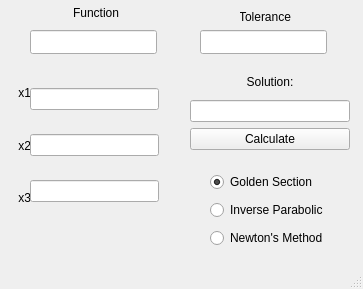
The window that linear_search.ui (MaxGiuP/General_Function_Minimiser) describes before a commit, drawn with Qt 5.
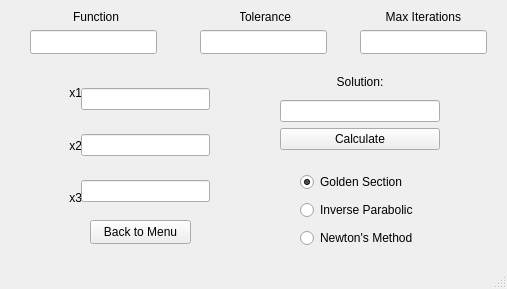
The same window after the commit.

Commit message: Added max iterations to linear search

Patch:
```diff
--- a/linear_search.ui
+++ b/linear_search.ui
@@ -6,7 +6,7 @@
    <rect>
     <x>0</x>
     <y>0</y>
-    <width>363</width>
+    <width>507</width>
     <height>289</height>
    </rect>
   </property>
@@ -30,7 +30,7 @@
       <x>70</x>
       <y>0</y>
       <width>49</width>
-      <height>25</height>
+      <height>33</height>
      </rect>
     </property>
     <property name="text">
@@ -69,7 +69,7 @@
    <widget class="QWidget" name="verticalLayoutWidget_2">
     <property name="geometry">
      <rect>
-      <x>10</x>
+      <x>61</x>
       <y>70</y>
       <width>21</width>
       <height>151</height>
@@ -120,7 +120,7 @@
    <widget class="QWidget" name="verticalLayoutWidget">
     <property name="geometry">
      <rect>
-      <x>30</x>
+      <x>81</x>
       <y>70</y>
       <width>129</width>
       <height>151</height>
@@ -141,7 +141,7 @@
    <widget class="QWidget" name="verticalLayoutWidget_5">
     <property name="geometry">
      <rect>
-      <x>190</x>
+      <x>280</x>
       <y>70</y>
       <width>160</width>
       <height>80</height>
@@ -173,7 +173,7 @@
    <widget class="QWidget" name="verticalLayoutWidget_6">
     <property name="geometry">
      <rect>
-      <x>210</x>
+      <x>300</x>
       <y>170</y>
       <width>122</width>
       <height>80</height>
@@ -206,6 +206,45 @@
      </item>
     </layout>
    </widget>
+   <widget class="QPushButton" name="btnBack">
+    <property name="geometry">
+     <rect>
+      <x>90</x>
+      <y>220</y>
+      <width>101</width>
+      <height>24</height>
+     </rect>
+    </property>
+    <property name="text">
+     <string>Back to Menu</string>
+    </property>
+   </widget>
+   <widget class="QLineEdit" name="leTol_2">
+    <property name="geometry">
+     <rect>
+      <x>360</x>
+      <y>30</y>
+      <width>127</width>
+      <height>24</height>
+     </rect>
+    </property>
+   </widget>
+   <widget class="QLabel" name="label_4">
+    <property name="geometry">
+     <rect>
+      <x>380</x>
+      <y>0</y>
+      <width>81</width>
+      <height>33</height>
+     </rect>
+    </property>
+    <property name="text">
+     <string>Max Iterations</string>
+    </property>
+    <property name="alignment">
+     <set>Qt::AlignmentFlag::AlignRight|Qt::AlignmentFlag::AlignTrailing|Qt::AlignmentFlag::AlignVCenter</set>
+    </property>
+   </widget>
   </widget>
   <widget class="QStatusBar" name="statusbar"/>
   <widget class="QMenuBar" name="menubar">
```
Left out of the diff: 2 changed lines with no effect on the pictures. The commit also changes 9 other files.
